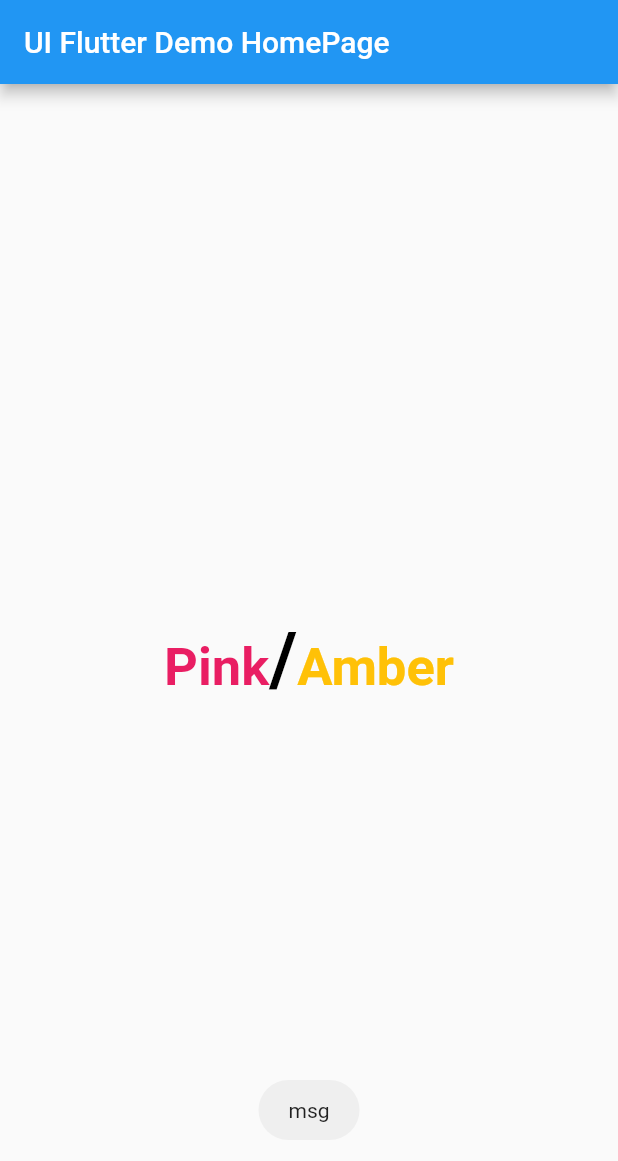
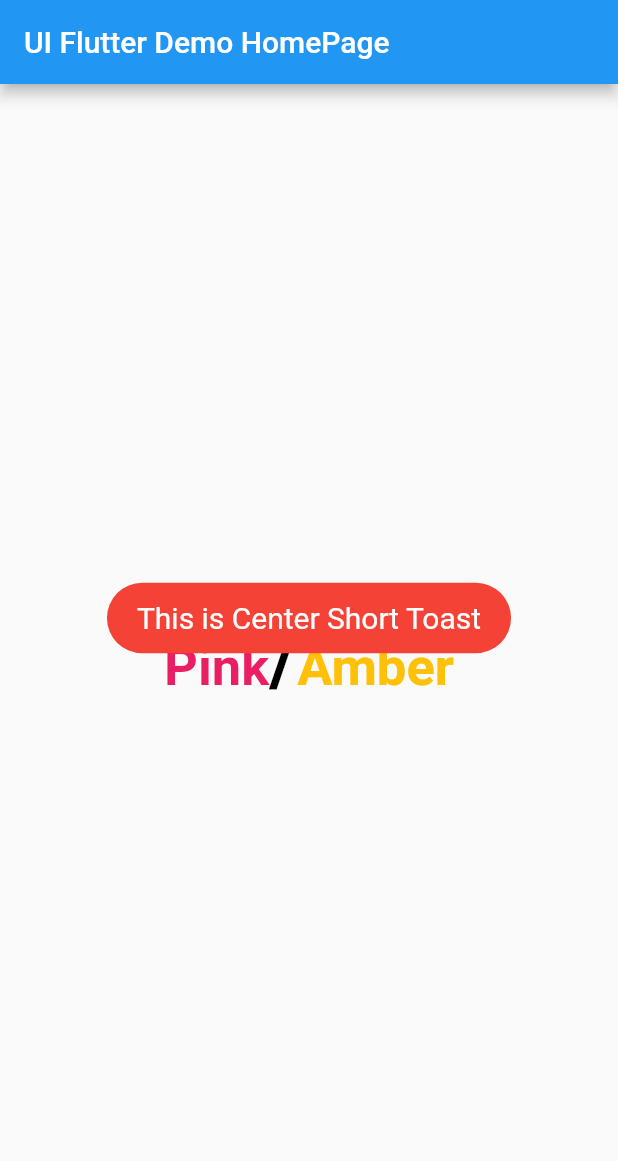
Before and after one commit to Devsaci/uiflutter2fulaih, a Flutter app: the screen it shows after launch, after a tap on an icon or button, on a phone screen of 412 x 824 dp. Shown: the top 1161 px of the screen. Run offline on Flutter 3.47's test engine with Material 2 defaults, Android fonts, the phone set to English and light mode, and no system bars; our stand-ins replace fluttertoast.

Commit message:
showToast
Signed-off-by: saci zakaria <sacideveloppeur@gmail.com>

```diff
--- a/lib/main.dart
+++ b/lib/main.dart
@@ -2,8 +2,8 @@
 
 import 'package:flutter/cupertino.dart';
 import 'package:flutter/material.dart';
-import 'package:fluttertoast/fluttertoast.dart' show Fluttertoast, Toast;
-
+import 'package:fluttertoast/fluttertoast.dart' ;
+// import 'package:toast/toast.dart' show Toast;
 void main() {
   runApp(const MyApp());
 }
@@ -45,7 +45,16 @@
       body: Center(
           child: FlatButton(
         onPressed: (){
-          Fluttertoast.showToast(msg: "msg");
+          Fluttertoast.showToast(
+              msg: "This is Center Short Toast",
+              toastLength: Toast.LENGTH_LONG,
+              gravity: ToastGravity.CENTER,
+              timeInSecForIosWeb: 1,
+              backgroundColor: Colors.red,
+              textColor: Colors.white,
+              fontSize: 20.0
+          );
+
         },
         child: RichText(
           text: const TextSpan(children: [
--- a/pubspec.yaml
+++ b/pubspec.yaml
@@ -38,6 +38,7 @@
 dev_dependencies:
   flutter_test:
     sdk: flutter
+#  toast: ^0.1.5
   fluttertoast: ^8.0.8
 
   # The "flutter_lints" package below contains a set of recommended lints to
```
